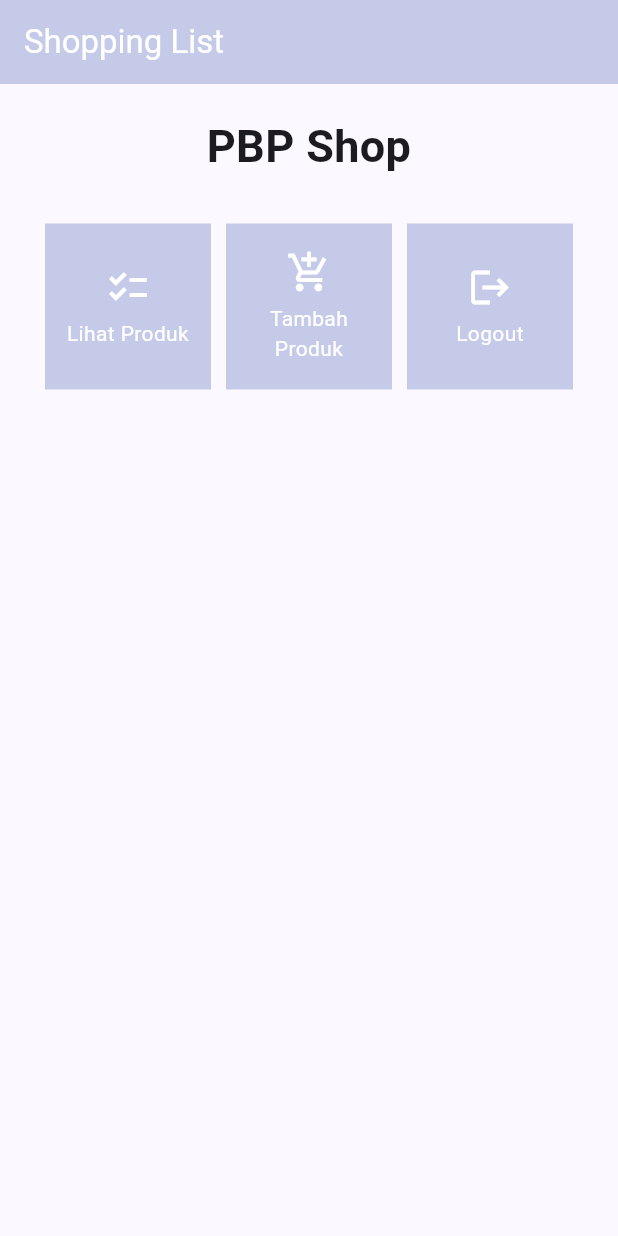
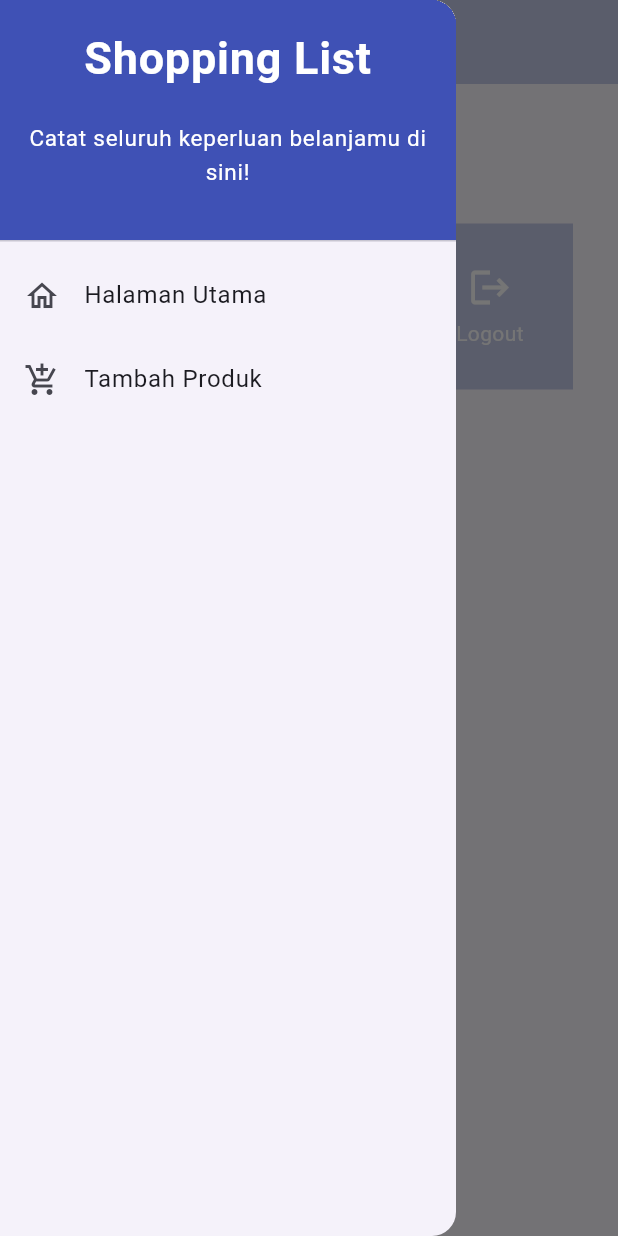
Before and after one commit to budf93/shopping-list-mobile, a Flutter app: the screen it shows after launch, with the side drawer open (before the commit the screen has no drawer), on a phone screen of 412 x 824 dp. Run offline on Flutter 3.47's test engine with Material 2 defaults, Android fonts, the phone set to English and light mode, and no system bars.

Commit message:
menyelesaikan tutorial 7

```diff
--- a/lib/main.dart
+++ b/lib/main.dart
@@ -1,5 +1,5 @@
 import 'package:flutter/material.dart';
-import 'package:shopping_list/menu.dart';
+import 'package:shopping_list/screens/menu.dart';
 
 void main() {
   runApp(const MyApp());
--- a/lib/menu.dart
+++ b/lib/screens/menu.dart
@@ -1,4 +1,6 @@
 import 'package:flutter/material.dart';
+import 'package:shopping_list/widgets/left_drawer.dart';
+import 'package:shopping_list/widgets/shoplist_card.dart';
 
 class MyHomePage extends StatelessWidget {
   MyHomePage({Key? key}) : super(key: key);
@@ -7,7 +9,6 @@ class MyHomePage extends StatelessWidget {
     ShopItem("Tambah Produk", Icons.add_shopping_cart),
     ShopItem("Logout", Icons.logout),
   ];
-
 
   @override
   Widget build(BuildContext context) {
@@ -20,7 +21,9 @@ class MyHomePage extends StatelessWidget {
           ),
         ),
         backgroundColor: Colors.indigo[100],
+        foregroundColor: Colors.white,
       ),
+      drawer: const LeftDrawer(),
       body: SingleChildScrollView(
         // Widget wrapper yang dapat discroll
         child: Padding(
@@ -61,55 +64,3 @@ class MyHomePage extends StatelessWidget {
     );
   }
 }
-
-class ShopItem {
-  final String name;
-  final IconData icon;
-
-  ShopItem(this.name, this.icon);
-}
-
-class ShopCard extends StatelessWidget {
-  final ShopItem item;
-
-  const ShopCard(this.item, {super.key}); // Constructor
-
-  @override
-  Widget build(BuildContext context) {
-    return Material(
-      color: Colors.indigo[100],
-      child: InkWell(
-        // Area responsive terhadap sentuhan
-        onTap: () {
-          // Memunculkan SnackBar ketika diklik
-          ScaffoldMessenger.of(context)
-            ..hideCurrentSnackBar()
-            ..showSnackBar(SnackBar(
-                content: Text("Kamu telah menekan tombol ${item.name}!")));
-        },
-        child: Container(
-          // Container untuk menyimpan Icon dan Text
-          padding: const EdgeInsets.all(8),
-          child: Center(
-            child: Column(
-              mainAxisAlignment: MainAxisAlignment.center,
-              children: [
-                Icon(
-                  item.icon,
-                  color: Colors.white,
-                  size: 30.0,
-                ),
-                const Padding(padding: EdgeInsets.all(3)),
-                Text(
-                  item.name,
-                  textAlign: TextAlign.center,
-                  style: const TextStyle(color: Colors.white),
-                ),
-              ],
-            ),
-          ),
-        ),
-      ),
-    );
-  }
-}
--- /dev/null
+++ b/lib/widgets/left_drawer.dart
@@ -0,0 +1,68 @@
+import 'package:flutter/material.dart';
+import 'package:shopping_list/screens/menu.dart';
+import 'package:shopping_list/screens/shoplist_form.dart';
+
+class LeftDrawer extends StatelessWidget {
+  const LeftDrawer({super.key});
+
+  @override
+  Widget build(BuildContext context) {
+    return Drawer(
+      child: ListView(
+        children: [
+          const DrawerHeader(
+            decoration: BoxDecoration(
+              color: Colors.indigo,
+            ),
+            child: Column(
+              children: [
+                Text(
+                  'Shopping List',
+                  textAlign: TextAlign.center,
+                  style: TextStyle(
+                    fontSize: 30,
+                    fontWeight: FontWeight.bold,
+                    color: Colors.white,
+                  ),
+                ),
+                Padding(padding: EdgeInsets.all(10)),
+                Text(
+                  "Catat seluruh keperluan belanjamu di sini!",
+                  textAlign: TextAlign.center,
+                  style: TextStyle(
+                    fontSize: 15,
+                    fontWeight: FontWeight.normal,
+                    color: Colors.white, // Set the text color to white
+                  ),
+                ),
+              ],
+            ),
+          ),
+          ListTile(
+            leading: const Icon(Icons.home_outlined),
+            title: const Text('Halaman Utama'),
+            // Bagian redirection ke MyHomePage
+            onTap: () {
+              Navigator.pushReplacement(
+                  context,
+                  MaterialPageRoute(
+                    builder: (context) => MyHomePage(),
+                  ));
+            },
+          ),
+          ListTile(
+            leading: const Icon(Icons.add_shopping_cart),
+            title: const Text('Tambah Produk'),
+            // Bagian redirection ke ShopFormPage
+            onTap: () {
+              Navigator.push(
+                  context,
+                  MaterialPageRoute(
+                      builder: (context) => const ShopFormPage()));
+            },
+          ),
+        ],
+      ),
+    );
+  }
+}
--- /dev/null
+++ b/lib/widgets/shoplist_card.dart
@@ -0,0 +1,58 @@
+import 'package:flutter/material.dart';
+import 'package:shopping_list/screens/shoplist_form.dart';
+
+class ShopItem {
+  final String name;
+  final IconData icon;
+
+  ShopItem(this.name, this.icon);
+}
+
+class ShopCard extends StatelessWidget {
+  final ShopItem item;
+
+  const ShopCard(this.item, {super.key}); // Constructor
+
+  @override
+  Widget build(BuildContext context) {
+    return Material(
+      color: Colors.indigo[100],
+      child: InkWell(
+        // Area responsive terhadap sentuhan
+        onTap: () {
+          // Memunculkan SnackBar ketika diklik
+          ScaffoldMessenger.of(context)
+            ..hideCurrentSnackBar()
+            ..showSnackBar(SnackBar(
+                content: Text("Kamu telah menekan tombol ${item.name}!")));
+          if (item.name == "Tambah Produk") {
+            Navigator.push(context,
+                MaterialPageRoute(builder: (context) => const ShopFormPage()));
+          }
+        },
+        child: Container(
+          // Container untuk menyimpan Icon dan Text
+          padding: const EdgeInsets.all(8),
+          child: Center(
+            child: Column(
+              mainAxisAlignment: MainAxisAlignment.center,
+              children: [
+                Icon(
+                  item.icon,
+                  color: Colors.white,
+                  size: 30.0,
+                ),
+                const Padding(padding: EdgeInsets.all(3)),
+                Text(
+                  item.name,
+                  textAlign: TextAlign.center,
+                  style: const TextStyle(color: Colors.white),
+                ),
+              ],
+            ),
+          ),
+        ),
+      ),
+    );
+  }
+}
```
Also changed, not shown: lib/screens/shoplist_form.dart (added, +156 -0 lines).
